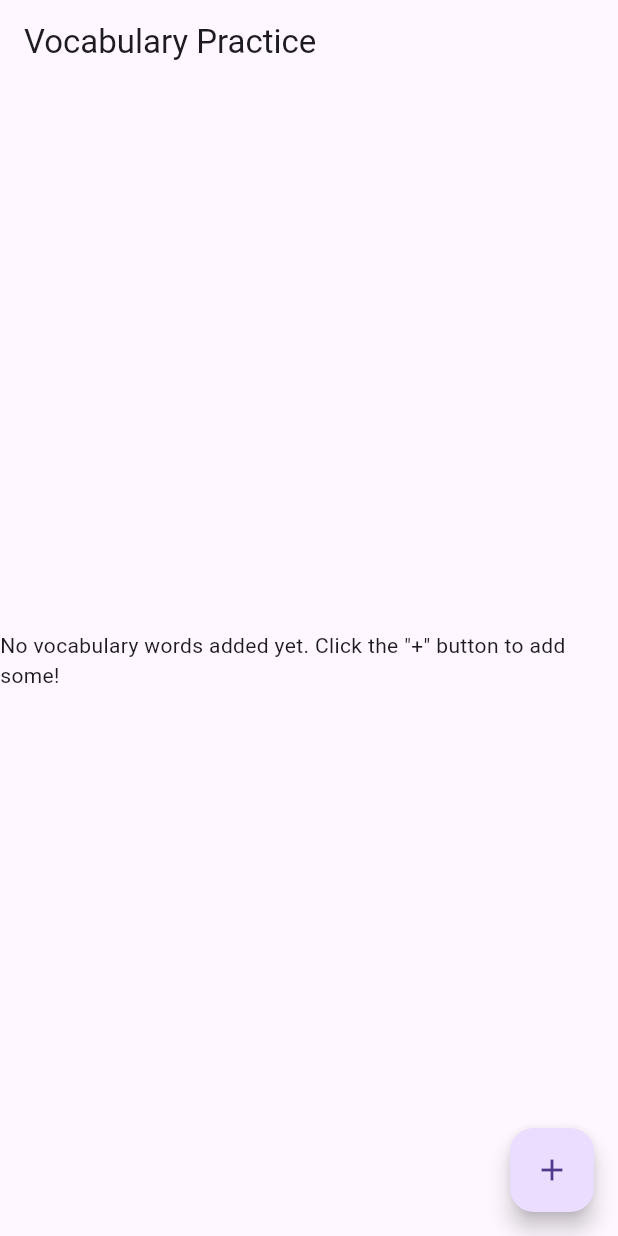
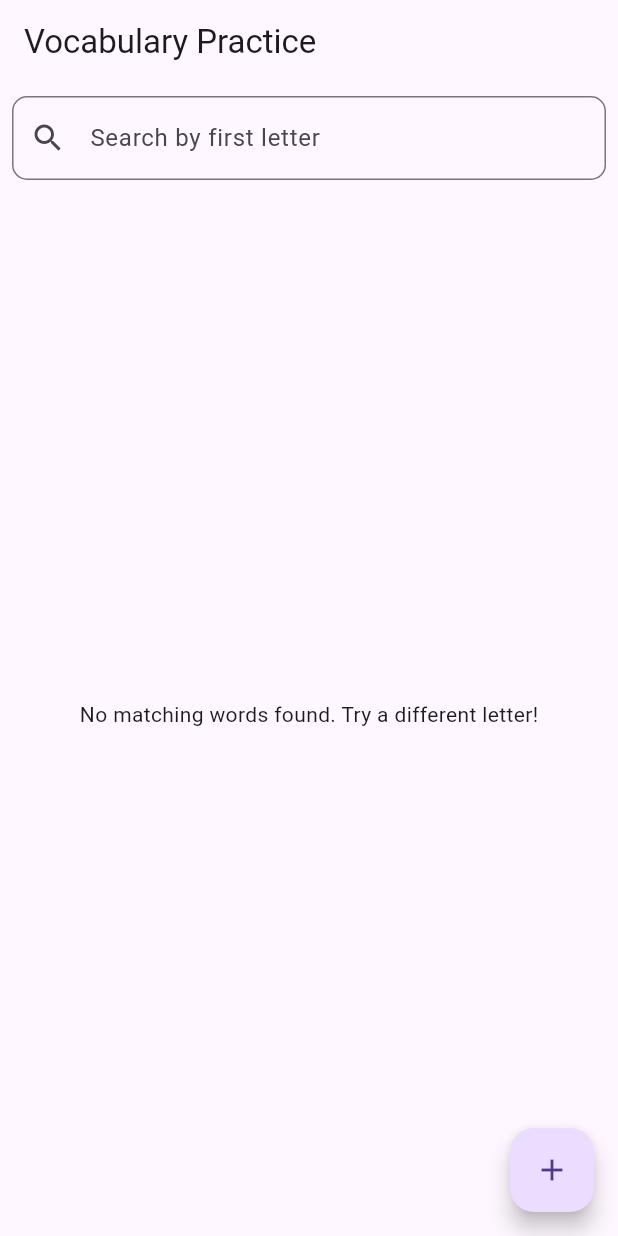
Before and after one commit to junaid-h0ssain/kidss, a Flutter app: the HomeScreen screen opened directly, on a phone screen of 412 x 824 dp. Run offline on Flutter 3.47's test engine with Material 3 defaults, Android fonts, the phone set to English and light mode, and no system bars; our stand-ins replace hive, hive_flutter; accounts and stored records are empty.

Commit message:
added search option

```diff
--- a/lib/home.dart
+++ b/lib/home.dart
@@ -11,23 +11,28 @@ class HomeScreen extends StatefulWidget {
 
 class _HomeScreenState extends State<HomeScreen> {
   late Box<Word> _wordBox;
+  TextEditingController _searchController = TextEditingController();
+  String _searchQuery = '';
 
   @override
   void initState() {
     super.initState();
+    _searchController.addListener(() {
+      setState(() {
+        _searchQuery = _searchController.text.trim().toLowerCase();
+      });
+    });
     _openHiveBox();
   }
 
   Future<void> _openHiveBox() async {
     _wordBox = await Hive.openBox<Word>('words');
-    setState(() {}); // Trigger a rebuild to show the loaded data
+    setState(() {});
   }
 
-  // Function to add a new word
   Future<void> _addWord(BuildContext context) async {
     TextEditingController wordController = TextEditingController();
     TextEditingController definitionController = TextEditingController();
-
 
     return showDialog<void>(
       context: context,
@@ -77,7 +82,6 @@ class _HomeScreenState extends State<HomeScreen> {
     );
   }
 
-  // Function to edit an existing word
   Future<void> _editWord(BuildContext context, int index) async {
     if (_wordBox.isEmpty) return;
     final wordToEdit = _wordBox.getAt(index);
@@ -136,7 +140,6 @@ class _HomeScreenState extends State<HomeScreen> {
     );
   }
 
-  // Function to delete a word
   void _deleteWord(int index) {
     _wordBox.deleteAt(index);
   }
@@ -147,23 +150,50 @@ class _HomeScreenState extends State<HomeScreen> {
       appBar: AppBar(
         title: const Text('Vocabulary Practice'),
       ),
-      body: ValueListenableBuilder<Box<Word>>(
+      body: Column(
+        children: [
+          Padding(
+            padding: const EdgeInsets.all(8.0),
+            child: TextField(
+              controller: _searchController,
+              decoration: InputDecoration(
+                labelText: 'Search by first letter',
+                prefixIcon: Icon(Icons.search),
+                border: OutlineInputBorder(
+                  borderRadius: BorderRadius.circular(10),
+                ),
+              ),
+            ),
+          ),
+          Expanded(
+            child: ValueListenableBuilder<Box<Word>>(
               valueListenable: Hive.box<Word>('words').listenable(),
               builder: (context, box, _) {
-          if (box.isEmpty) {
+                final allWords = box.values.toList();
+                final filteredWords = _searchQuery.isEmpty
+                    ? allWords
+                    : allWords
+                    .where((word) =>
+                    word.word.toLowerCase().startsWith(_searchQuery))
+                    .toList();
+
+                if (filteredWords.isEmpty) {
                   return const Center(
                     child: Text(
-                  'No vocabulary words added yet. Click the "+" button to add some!'),
+                      'No matching words found. Try a different letter!',
+                    ),
                   );
                 }
+
                 return ListView.builder(
-            itemCount: box.length,
+                  itemCount: filteredWords.length,
                   itemBuilder: (context, index) {
-              final word = box.getAt(index)!;
+                    final word = filteredWords[index];
+                    final originalIndex = allWords.indexOf(word);
                     return Dismissible(
-                key: UniqueKey(), // Use UniqueKey for Dismissible with Hive
+                      key: UniqueKey(),
                       onDismissed: (direction) {
-                  _deleteWord(index);
+                        _deleteWord(originalIndex);
                         ScaffoldMessenger.of(context).showSnackBar(
                           SnackBar(content: Text('${word.word} deleted')),
                         );
@@ -175,17 +205,23 @@ class _HomeScreenState extends State<HomeScreen> {
                         child: const Icon(Icons.delete, color: Colors.white),
                       ),
                       child: ListTile(
-                  title: Text(word.word,
-                      style: const TextStyle(fontWeight: FontWeight.bold)),
+                        title: Text(
+                          word.word,
+                          style:
+                          const TextStyle(fontWeight: FontWeight.bold),
+                        ),
                         subtitle: Text(word.definition),
                         onTap: () {
-                    _editWord(context, index);
+                          _editWord(context, originalIndex);
                         },
                       ),
                     );
                   },
                 );
               },
+            ),
+          ),
+        ],
       ),
       floatingActionButton: FloatingActionButton(
         onPressed: () => _addWord(context),
@@ -196,7 +232,8 @@ class _HomeScreenState extends State<HomeScreen> {
 
   @override
   void dispose() {
-    Hive.close(); // Close all open boxes when the widget is disposed
+    _searchController.dispose();
+    Hive.close();
     super.dispose();
   }
 }
```
Lines whose indentation alone changed are shown as unchanged.
